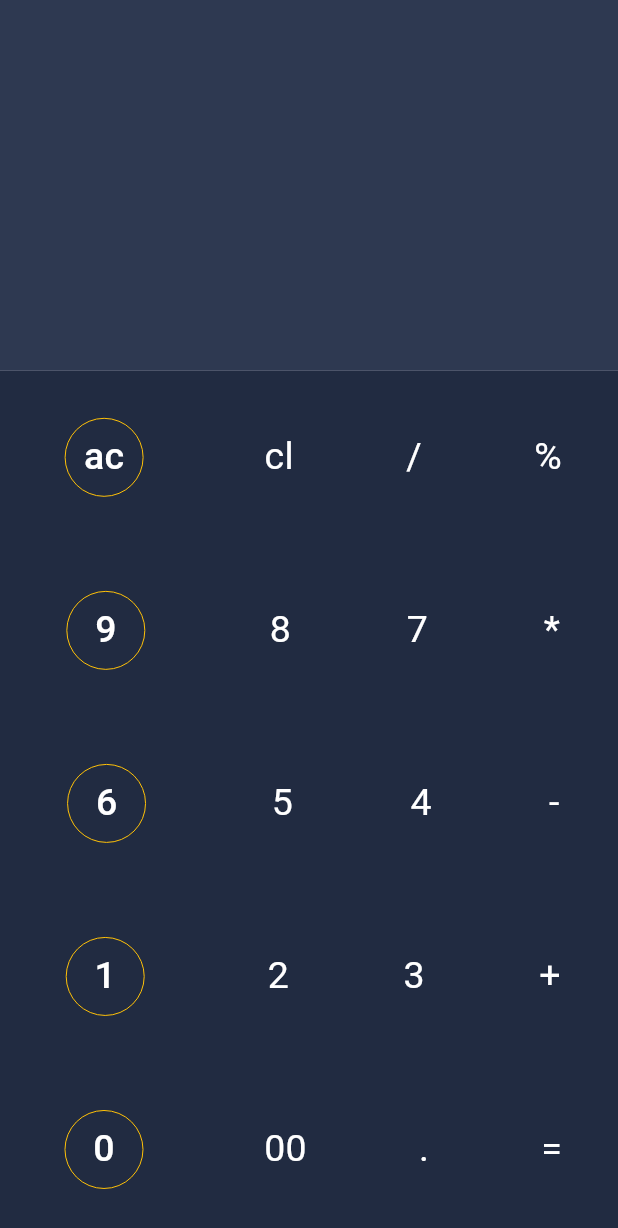
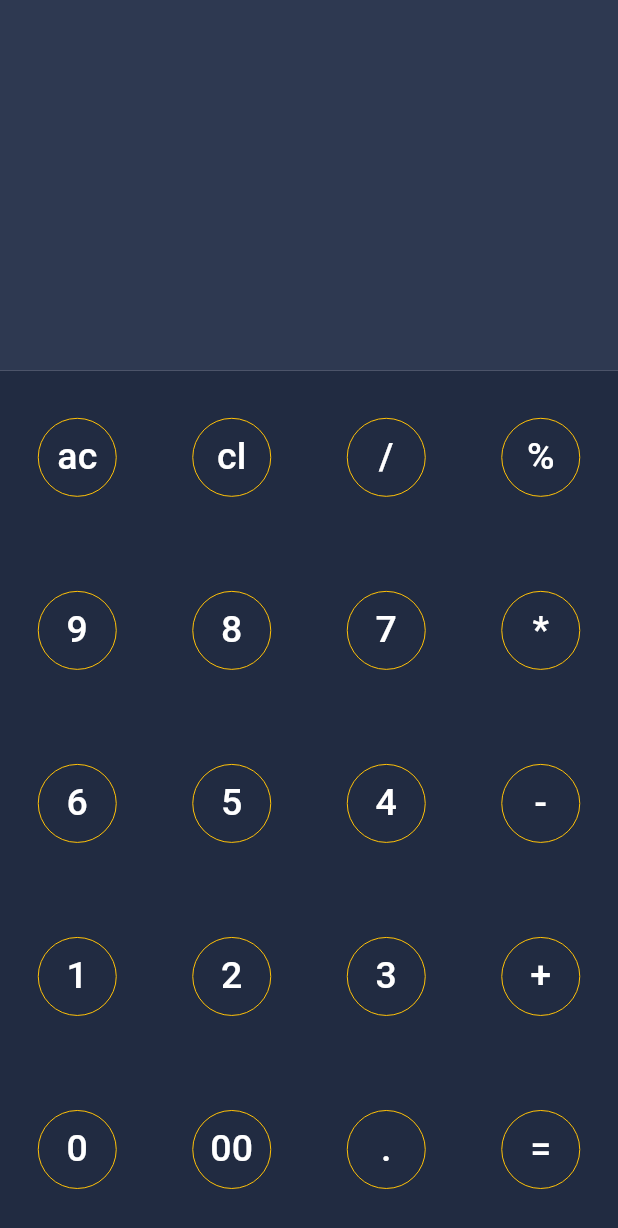
Before and after one commit to mahdiramezanii/calculator, a Flutter app: the screen it shows after launch, on a phone screen of 412 x 824 dp. Shown: the top 1228 px of the screen. Run offline on Flutter 3.47's test engine with Material 3 defaults, Android fonts, the phone set to English and light mode, and no system bars; our stand-ins replace hexcolor.

Commit message:
finish border style and design

```diff
--- a/lib/main.dart
+++ b/lib/main.dart
@@ -67,23 +67,46 @@ class Application extends StatelessWidget {
         ),
         Padding(
           padding: const EdgeInsets.all(8.0),
+          child: TextButton(
+            onPressed: () {},
+            style: TextButton.styleFrom(
+                shape: CircleBorder(
+              side: BorderSide(width: 0, color: Colors.amber),
+            )),
             child: Text(
               "$text2",
               style: TextStyle(color: Colors.white, fontSize: 25),
             ),
           ),
+        ),
         Padding(
           padding: const EdgeInsets.all(8.0),
+          child: TextButton(
+            onPressed: () {},
+            style: TextButton.styleFrom(
+              shape: CircleBorder(
+                side: BorderSide(width: 0, color: Colors.amber),
+              ),
+            ),
             child: Text(
               "$text3",
               style: TextStyle(color: Colors.white, fontSize: 25),
             ),
           ),
+        ),
         Padding(
           padding: const EdgeInsets.all(8.0),
+          child: TextButton(
+            onPressed: () {},
+            style: TextButton.styleFrom(
+              shape: CircleBorder(
+                side: BorderSide(width: 0, color: Colors.amber),
+              ),
+            ),
             child: Text(
               "$text4",
               style: TextStyle(color: Colors.white, fontSize: 25),
+            ),
           ),
         ),
       ],
```
Lines whose indentation alone changed are shown as unchanged.
